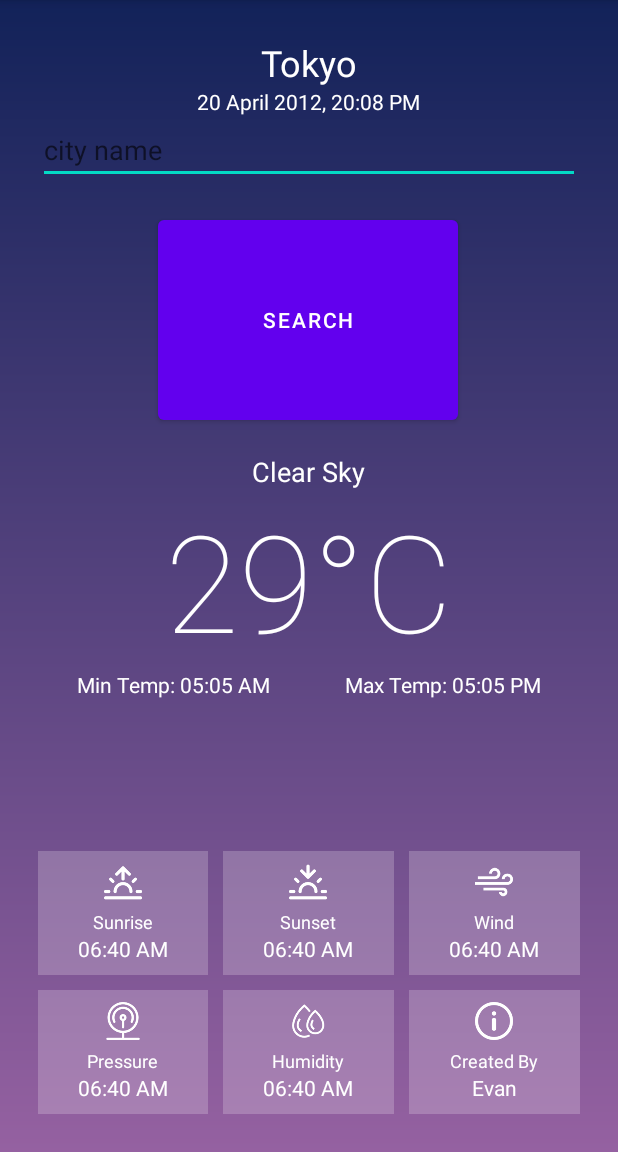
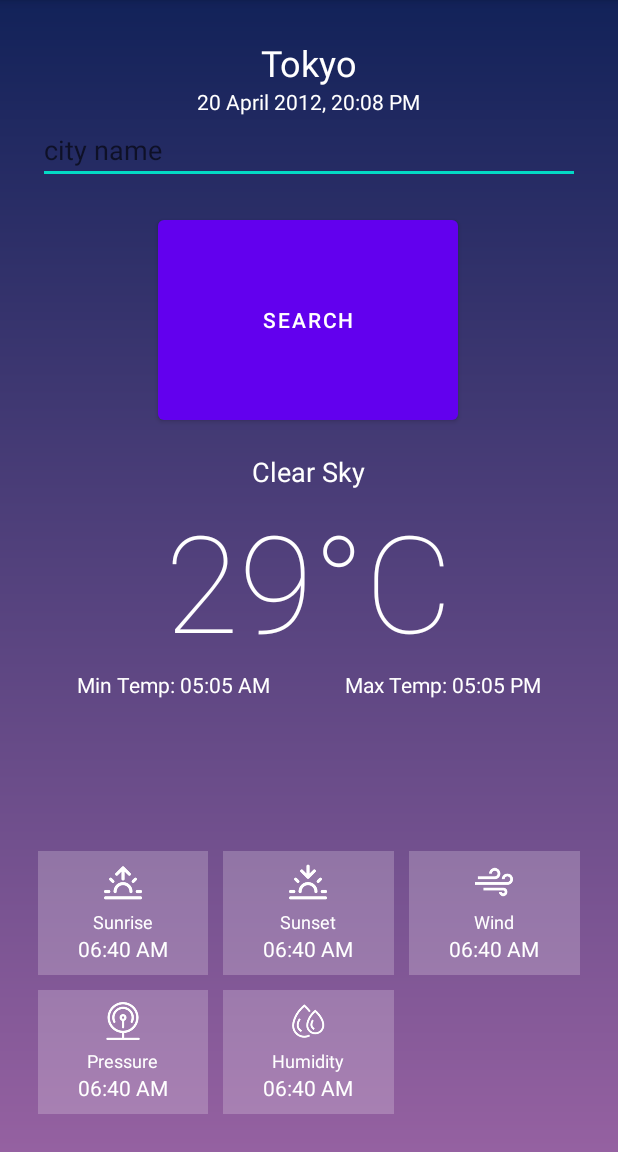
Before and after one commit to felixny/WeatherApp, an Android app: the screen it shows after launch (MainActivity), on a phone screen of 412 x 824 dp, the part 84-1236 px from its top. Run offline under Robolectric (Android 15) with nearby library versions, the phone set to English and light mode, and no system bars.

Commit message:
edited UI

```diff
--- a/app/src/main/res/layout/activity_main.xml
+++ b/app/src/main/res/layout/activity_main.xml
@@ -313,40 +313,6 @@
                     android:layout_width="10dp"
                     android:layout_height="wrap_content" />
 
-                <LinearLayout
-                    android:layout_width="0dp"
-                    android:layout_height="wrap_content"
-                    android:layout_weight="1"
-                    android:background="#3CF1EBF1"
-                    android:gravity="center"
-                    android:orientation="vertical"
-                    android:padding="8dp">
-
-                    <ImageView
-                        android:layout_width="25dp"
-                        android:layout_height="25dp"
-                        android:src="@drawable/info"
-                        app:tint="#FFFFFF" />
-
-                    <Space
-                        android:layout_width="wrap_content"
-                        android:layout_height="5dp" />
-
-                    <TextView
-                        android:layout_width="wrap_content"
-                        android:layout_height="wrap_content"
-                        android:text="Created By"
-                        android:textColor="#FFFFFF"
-                        android:textSize="12dp" />
-
-                    <TextView
-                        android:id="@+id/about"
-                        android:layout_width="wrap_content"
-                        android:layout_height="wrap_content"
-                        android:text="Evan"
-                        android:textColor="#FFFFFF"
-                        android:textSize="14dp" />
-                </LinearLayout>
             </LinearLayout>
         </LinearLayout>
 
```
